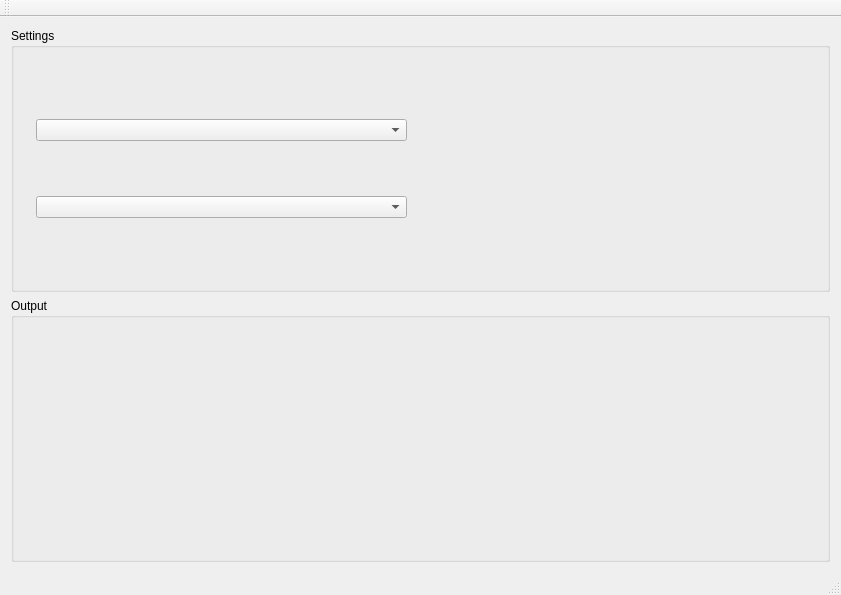
This is ui/main.ui in NiaOrg/NiaPy-GUI as Qt 5 draws it before an edit. The edited form follows.
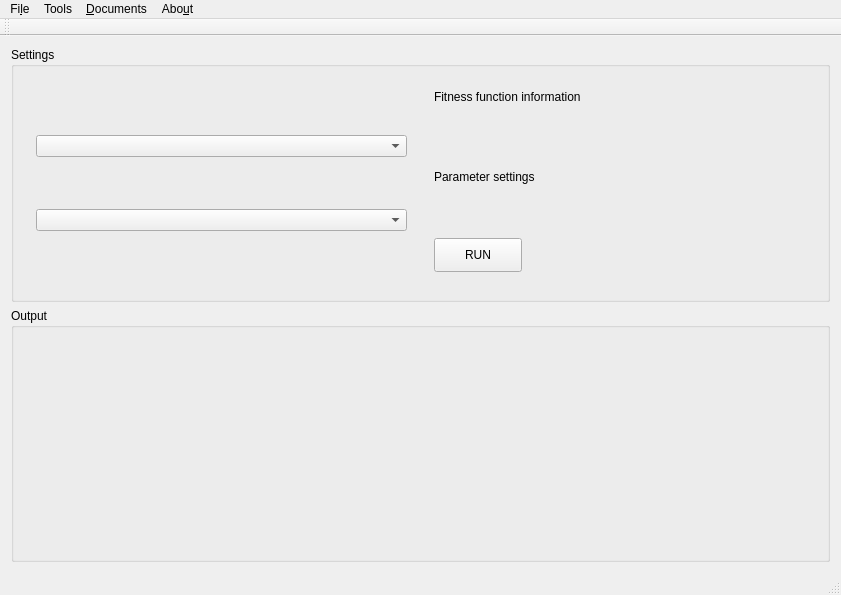
This is the edited form.

```diff
--- a/ui/main.ui
+++ b/ui/main.ui
@@ -48,7 +48,66 @@
         </widget>
        </item>
        <item>
-        <widget class="QWidget" name="widget_2" native="true"/>
+        <widget class="QWidget" name="widget_2" native="true">
+         <widget class="QLabel" name="label">
+          <property name="geometry">
+           <rect>
+            <x>8</x>
+            <y>30</y>
+            <width>391</width>
+            <height>51</height>
+           </rect>
+          </property>
+          <property name="text">
+           <string/>
+          </property>
+         </widget>
+         <widget class="QLabel" name="label_2">
+          <property name="geometry">
+           <rect>
+            <x>10</x>
+            <y>10</y>
+            <width>181</width>
+            <height>18</height>
+           </rect>
+          </property>
+          <property name="text">
+           <string>Fitness function information</string>
+          </property>
+         </widget>
+         <widget class="QLabel" name="label_3">
+          <property name="geometry">
+           <rect>
+            <x>10</x>
+            <y>90</y>
+            <width>121</width>
+            <height>18</height>
+           </rect>
+          </property>
+          <property name="text">
+           <string>Parameter settings</string>
+          </property>
+         </widget>
+         <widget class="QPushButton" name="pushButton">
+          <property name="geometry">
+           <rect>
+            <x>10</x>
+            <y>160</y>
+            <width>88</width>
+            <height>34</height>
+           </rect>
+          </property>
+          <property name="sizePolicy">
+           <sizepolicy hsizetype="Preferred" vsizetype="Fixed">
+            <horstretch>0</horstretch>
+            <verstretch>0</verstretch>
+           </sizepolicy>
+          </property>
+          <property name="text">
+           <string>RUN</string>
+          </property>
+         </widget>
+        </widget>
        </item>
       </layout>
      </widget>
@@ -61,9 +120,33 @@
      <x>0</x>
      <y>0</y>
      <width>841</width>
-     <height>22</height>
+     <height>30</height>
     </rect>
    </property>
+   <widget class="QMenu" name="menuFile">
+    <property name="title">
+     <string>Fi&amp;le</string>
+    </property>
+   </widget>
+   <widget class="QMenu" name="menuTools">
+    <property name="title">
+     <string>Tools</string>
+    </property>
+   </widget>
+   <widget class="QMenu" name="menuDocuments">
+    <property name="title">
+     <string>&amp;Documents</string>
+    </property>
+   </widget>
+   <widget class="QMenu" name="menuAbout">
+    <property name="title">
+     <string>Abo&amp;ut</string>
+    </property>
+   </widget>
+   <addaction name="menuFile"/>
+   <addaction name="menuTools"/>
+   <addaction name="menuDocuments"/>
+   <addaction name="menuAbout"/>
   </widget>
   <widget class="QToolBar" name="mainToolBar">
    <attribute name="toolBarArea">
```
